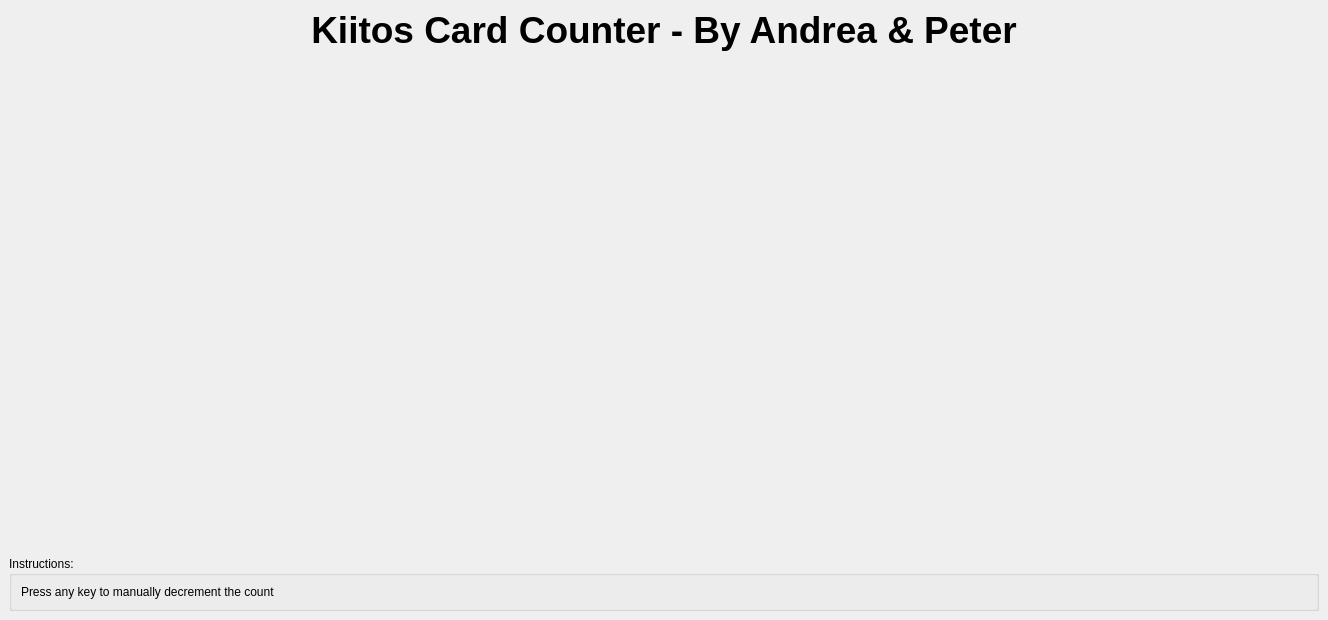
PeterMitrano/kiitos-tracker, file game.ui: the form before one commit.
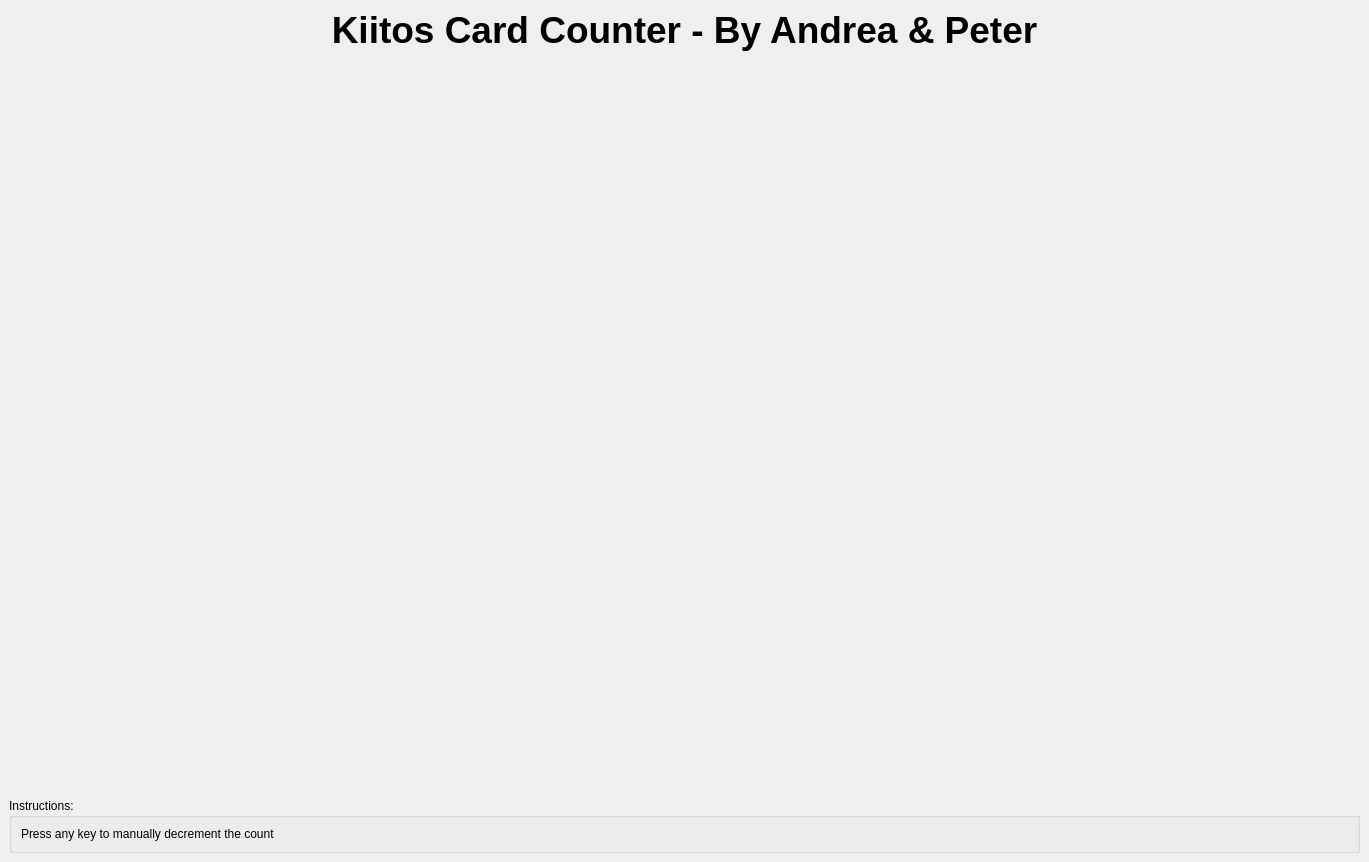
The form after the commit.

Commit message: draggable bbox working with bounds

Diff of the .ui file:
```diff
--- a/game.ui
+++ b/game.ui
@@ -6,8 +6,8 @@
    <rect>
     <x>0</x>
     <y>0</y>
-    <width>1328</width>
-    <height>620</height>
+    <width>1369</width>
+    <height>862</height>
    </rect>
   </property>
   <property name="windowTitle">
```
Left out of the diff: 17 changed lines with no effect on the pictures. The commit also changes 1 other file.
